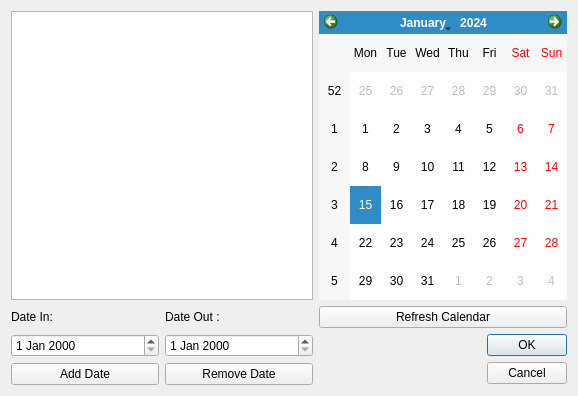
This is Controls/dateseditdialog.ui in Shisha13/HotelRegistryApp as Qt 5 draws it before an edit. The edited form follows.
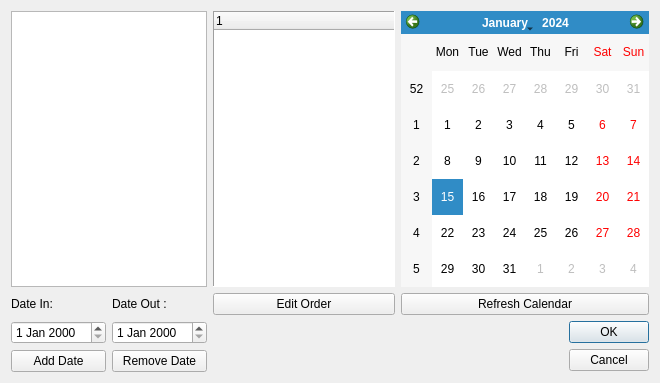
This is the edited form. Custom widgets are drawn as their Qt base class.

Commit message: finish order dialog for first work version add persons dialog

The edit to the form file:
```diff
--- a/Controls/dateseditdialog.ui
+++ b/Controls/dateseditdialog.ui
@@ -6,41 +6,18 @@
    <rect>
     <x>0</x>
     <y>0</y>
-    <width>578</width>
-    <height>396</height>
+    <width>660</width>
+    <height>383</height>
    </rect>
   </property>
   <property name="windowTitle">
    <string>Dialog</string>
   </property>
   <layout class="QGridLayout" name="gridLayout_2">
-   <item row="0" column="0" colspan="2">
-    <widget class="QListWidget" name="listWidget"/>
-   </item>
-   <item row="0" column="2" colspan="2">
-    <widget class="CalendarWidget" name="calendarWidget"/>
-   </item>
-   <item row="1" column="0">
-    <widget class="QLabel" name="label">
-     <property name="text">
-      <string>Date In:</string>
-     </property>
-    </widget>
-   </item>
-   <item row="1" column="1">
-    <widget class="QLabel" name="label_2">
-     <property name="text">
-      <string>Date Out :</string>
-     </property>
-    </widget>
-   </item>
-   <item row="2" column="0">
+   <item row="3" column="0">
     <widget class="QDateEdit" name="dateInEdit"/>
    </item>
-   <item row="2" column="1">
-    <widget class="QDateEdit" name="dateOutEdit"/>
-   </item>
-   <item row="2" column="3" rowspan="2">
+   <item row="3" column="4" rowspan="2">
     <widget class="QDialogButtonBox" name="buttonBox">
      <property name="orientation">
       <enum>Qt::Vertical</enum>
@@ -50,27 +27,72 @@
      </property>
     </widget>
    </item>
-   <item row="3" column="0">
+   <item row="1" column="3" colspan="2">
+    <widget class="CalendarWidget" name="calendarWidget"/>
+   </item>
+   <item row="2" column="0">
+    <widget class="QLabel" name="label">
+     <property name="text">
+      <string>Date In:</string>
+     </property>
+    </widget>
+   </item>
+   <item row="1" column="0" colspan="2">
+    <widget class="RoomDataList" name="orderList"/>
+   </item>
+   <item row="3" column="1">
+    <widget class="QDateEdit" name="dateOutEdit"/>
+   </item>
+   <item row="4" column="0">
     <widget class="QPushButton" name="addButton">
      <property name="text">
       <string>Add Date</string>
      </property>
     </widget>
    </item>
-   <item row="3" column="1">
+   <item row="4" column="1">
     <widget class="QPushButton" name="removeButton">
      <property name="text">
       <string>Remove Date</string>
      </property>
     </widget>
    </item>
-   <item row="1" column="2" colspan="2">
+   <item row="2" column="3" colspan="2">
     <widget class="QPushButton" name="refreshButton">
      <property name="text">
       <string>Refresh Calendar</string>
      </property>
     </widget>
    </item>
+   <item row="2" column="1">
+    <widget class="QLabel" name="label_2">
+     <property name="text">
+      <string>Date Out :</string>
+     </property>
+    </widget>
+   </item>
+   <item row="1" column="2">
+    <widget class="RoomOrderPropertiesWidget" name="propertiesWidget">
+     <property name="frameShape">
+      <enum>QFrame::Panel</enum>
+     </property>
+     <property name="frameShadow">
+      <enum>QFrame::Sunken</enum>
+     </property>
+     <column>
+      <property name="text">
+       <string notr="true">1</string>
+      </property>
+     </column>
+    </widget>
+   </item>
+   <item row="2" column="2">
+    <widget class="QPushButton" name="propertiesButton">
+     <property name="text">
+      <string>Edit Order</string>
+     </property>
+    </widget>
+   </item>
   </layout>
  </widget>
  <customwidgets>
@@ -79,6 +101,16 @@
    <extends>QCalendarWidget</extends>
    <header>Controls/calendarwidget.h</header>
   </customwidget>
+  <customwidget>
+   <class>RoomDataList</class>
+   <extends>QListWidget</extends>
+   <header>Controls/roomdatalist.h</header>
+  </customwidget>
+  <customwidget>
+   <class>RoomOrderPropertiesWidget</class>
+   <extends>QTreeWidget</extends>
+   <header>Controls/roomdatalist.h</header>
+  </customwidget>
  </customwidgets>
  <resources/>
  <connections>
```
The commit also changes 10 other files.
